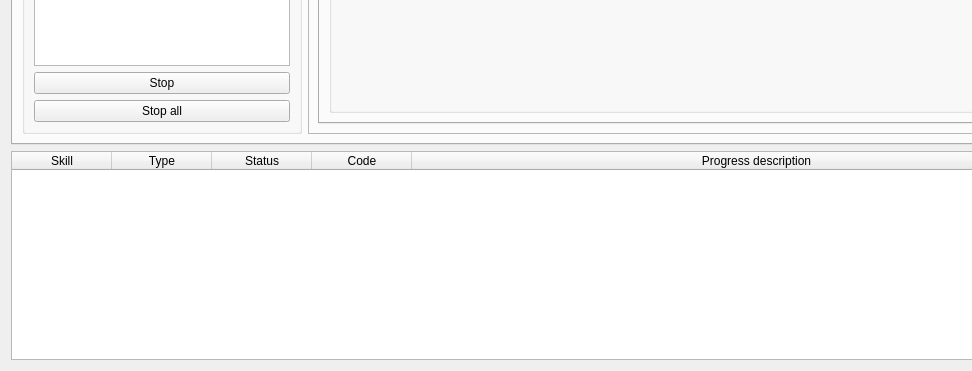
Before: the Qt Designer form skiros2_gui/src/skiros2_gui/core/skiros_gui.ui in RobotLabLTH/skiros2, drawn with Qt 5; both pictures show x 0 to 972 and y 390 to 761 of the 1113 by 761 pixel window.
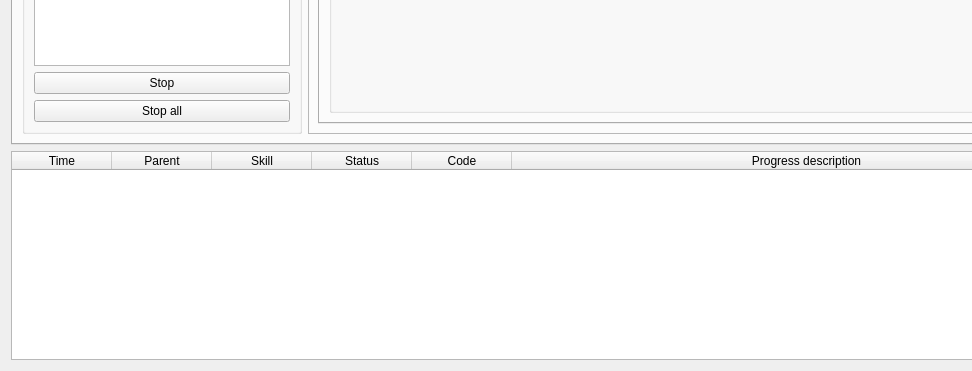
After: the same form once the commit is applied. The open tabs and pages were chosen to show the change.

What changed in the file:
```diff
--- a/skiros2_gui/src/skiros2_gui/core/skiros_gui.ui
+++ b/skiros2_gui/src/skiros2_gui/core/skiros_gui.ui
@@ -650,7 +650,7 @@
       <set>QAbstractItemView::NoEditTriggers</set>
      </property>
      <property name="columnCount">
-      <number>5</number>
+      <number>6</number>
      </property>
      <attribute name="horizontalHeaderCascadingSectionResizes">
       <bool>true</bool>
@@ -667,16 +667,21 @@
      <attribute name="horizontalHeaderStretchLastSection">
       <bool>true</bool>
      </attribute>
+     <column>
+      <property name="text">
+       <string>Time</string>
+      </property>
+     </column>
+     <column>
+      <property name="text">
+       <string>Parent</string>
+      </property>
+     </column>
      <column>
       <property name="text">
        <string>Skill</string>
       </property>
      </column>
-     <column>
-      <property name="text">
-       <string>Type</string>
-      </property>
-     </column>
      <column>
       <property name="text">
        <string>Status</string>
```
Left out of the diff: 2 changed lines with no effect on the pictures.
